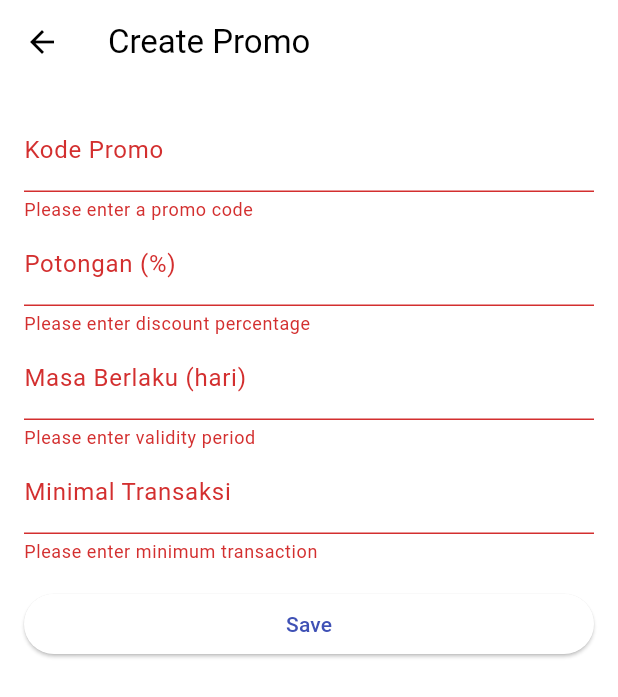
After one commit to has-bogor/has-bogor-mobile, a Flutter app: the PromoFormScreen screen opened directly, after a tap on "Save", on a phone screen of 412 x 824 dp. The commit adds this screen. Shown: the top 697 px of the screen. Run offline on Flutter 3.47's test engine with Material 3 defaults, Android fonts, the phone set to English and light mode, and no system bars; our stand-ins replace animated_text_kit; missing offline and left inert: pbp_django_auth.

Commit message:
init promo flutter

```diff
--- /dev/null
+++ b/has_bogor/lib/screens/promo/promoForm.dart
@@ -0,0 +1,192 @@
+import 'package:flutter/material.dart';
+import 'package:has_bogor/screens/promo/promo_model.dart';
+import 'package:pbp_django_auth/pbp_django_auth.dart';
+import 'package:provider/provider.dart';
+import 'dart:convert';
+
+class PromoFormScreen extends StatefulWidget {
+  final Promo? promo;
+
+  const PromoFormScreen({Key? key, this.promo}) : super(key: key);
+
+  @override
+  _PromoFormScreenState createState() => _PromoFormScreenState();
+}
+
+class _PromoFormScreenState extends State<PromoFormScreen> {
+  final _formKey = GlobalKey<FormState>();
+  late TextEditingController _kodeController;
+  late TextEditingController _potonganController;
+  late TextEditingController _masaBerlakuController;
+  late TextEditingController _minimalTransaksiController;
+
+  @override
+  void initState() {
+      super.initState();
+      _kodeController = TextEditingController(text: widget.promo?.kode.toString() ?? '');
+      _potonganController = TextEditingController(text: widget.promo?.potongan.toString() ?? '');
+      _masaBerlakuController = TextEditingController(text: widget.promo?.masaBerlaku.toString() ?? '');
+      _minimalTransaksiController = TextEditingController(text: widget.promo?.minimalTransaksi.toString() ?? '');
+  }
+
+  @override
+  Widget build(BuildContext context) {
+    return Scaffold(
+      appBar: AppBar(
+        title: Text(widget.promo == null ? 'Create Promo' : 'Edit Promo'),
+      ),
+      body: Form(
+        key: _formKey,
+        child: ListView(
+          padding: EdgeInsets.all(16.0),
+          children: [
+            TextFormField(
+              controller: _kodeController,
+              decoration: InputDecoration(labelText: 'Kode Promo'),
+              keyboardType: TextInputType.number,
+              validator: (value) {
+                if (value == null || value.isEmpty) {
+                  return 'Please enter a promo code';
+                }
+                if (int.tryParse(value) == null) {  // Validasi angka
+                  return 'Please enter a valid number';
+                }
+                return null;
+              },
+            ),
+            TextFormField(
+              controller: _potonganController,
+              decoration: InputDecoration(labelText: 'Potongan (%)'),
+              keyboardType: TextInputType.number,
+              validator: (value) {
+                if (value == null || value.isEmpty) {
+                  return 'Please enter discount percentage';
+                }
+                return null;
+              },
+            ),
+            TextFormField(
+              controller: _masaBerlakuController,
+              decoration: InputDecoration(labelText: 'Masa Berlaku (hari)'),
+              keyboardType: TextInputType.number,
+              validator: (value) {
+                if (value == null || value.isEmpty) {
+                  return 'Please enter validity period';
+                }
+                return null;
+              },
+            ),
+            TextFormField(
+              controller: _minimalTransaksiController,
+              decoration: InputDecoration(labelText: 'Minimal Transaksi'),
+              keyboardType: TextInputType.number,
+              validator: (value) {
+                if (value == null || value.isEmpty) {
+                  return 'Please enter minimum transaction';
+                }
+                return null;
+              },
+            ),
+            SizedBox(height: 16),
+            ElevatedButton(
+              onPressed: () => _submitForm(context),
+              child: Text('Save'),
+            ),
+          ],
+        ),
+      ),
+    );
+  }
+
+  Future<void> _submitForm(BuildContext context) async {
+    if (!_formKey.currentState!.validate()) {
+      return;
+    }
+
+    final request = context.read<CookieRequest>();
+
+    try {
+      final promo = Promo(
+        id: widget.promo?.id,
+        kode: int.parse(_kodeController.text),
+        potongan: int.parse(_potonganController.text),
+        masaBerlaku: int.parse(_masaBerlakuController.text),
+        minimalTransaksi: int.parse(_minimalTransaksiController.text),
+        tokoTerkait: widget.promo?.tokoTerkait ?? [],
+      );
+
+      if (widget.promo == null) {
+        // Create new promo
+        final response = await request.postJson(
+          "http://localhost:8000/promo/create-promo-flutter/",
+          jsonEncode(<String, String>{
+            'kode': promo.kode.toString(),
+            'potongan': promo.potongan.toString(),
+            'masa_berlaku': promo.masaBerlaku.toString(),
+            'minimal_transaksi': promo.minimalTransaksi.toString(),
+            'toko_terkait': '[]',
+          }),
+        );
+
+        if (context.mounted) {
+          if (response['status'] == 'success') {
+            ScaffoldMessenger.of(context).showSnackBar(
+              const SnackBar(content: Text("Promo baru berhasil disimpan!")),
+            );
+            Navigator.pop(context, true);
+          } else {
+            ScaffoldMessenger.of(context).showSnackBar(
+              const SnackBar(
+                content: Text("Terdapat kesalahan, silakan coba lagi."),
+              ),
+            );
+          }
+        }
+      } else {
+        // Edit existing promo
+        final response = await request.postJson(
+          "http://localhost:8000/promo/edit-promo-flutter/${widget.promo!.id}/",
+          jsonEncode(<String, String>{
+            'kode': promo.kode.toString(),
+            'potongan': promo.potongan.toString(),
+            'masa_berlaku': promo.masaBerlaku.toString(),
+            'minimal_transaksi': promo.minimalTransaksi.toString(),
+            'toko_terkait': '[]',
+          }),
+        );
+
+        if (context.mounted) {
+          if (response['status'] == 'success') {
+            ScaffoldMessenger.of(context).showSnackBar(
+              const SnackBar(content: Text("Promo berhasil diperbarui!")),
+            );
+            Navigator.pop(context, true);
+          } else {
+            ScaffoldMessenger.of(context).showSnackBar(
+              const SnackBar(
+                content: Text("Terdapat kesalahan, silakan coba lagi."),
+              ),
+            );
+          }
+        }
+      }
+    } catch (e) {
+      print('Error submitting form: $e');
+      ScaffoldMessenger.of(context).showSnackBar(
+        SnackBar(
+          content: Text('Error: ${e.toString()}'),
+          duration: Duration(seconds: 5),
+        ),
+      );
+    }
+  }
+
+  @override
+  void dispose() {
+    _kodeController.dispose();
+    _potonganController.dispose();
+    _masaBerlakuController.dispose();
+    _minimalTransaksiController.dispose();
+    super.dispose();
+  }
+}
--- /dev/null
+++ b/has_bogor/lib/screens/promo/promo_model.dart
@@ -0,0 +1,45 @@
+class Promo {
+  final String? id;
+  final int kode;
+  final int potongan;
+  final int masaBerlaku;
+  final int minimalTransaksi;
+  final List<Map<String, dynamic>> tokoTerkait;  // Ubah ke List<Map>
+
+  Promo({
+    this.id,
+    required this.kode,
+    required this.potongan,
+    required this.masaBerlaku,
+    required this.minimalTransaksi,
+    List<Map<String, dynamic>>? tokoTerkait,
+  }) : this.tokoTerkait = tokoTerkait ?? [];
+
+  factory Promo.fromJson(Map<String, dynamic> json) {
+    var tokoTerkaitData = json['fields']['toko_terkait'];
+    List<Map<String, dynamic>> tokoTerkaitList = [];
+
+    if (tokoTerkaitData != null) {
+      tokoTerkaitList = List<Map<String, dynamic>>.from(tokoTerkaitData);
+    }
+
+    return Promo(
+      id: json['pk'],
+      kode: int.parse(json['fields']['kode'].toString()),
+      potongan: int.parse(json['fields']['potongan'].toString()),
+      masaBerlaku: int.parse(json['fields']['masa_berlaku'].toString()),
+      minimalTransaksi: int.parse(json['fields']['minimal_transaksi'].toString()),
+      tokoTerkait: tokoTerkaitList,
+    );
+  }
+
+  Map<String, dynamic> toJson() {
+    return {
+      'kode': kode.toString(),
+      'potongan': potongan.toString(),
+      'masa_berlaku': masaBerlaku.toString(),
+      'minimal_transaksi': minimalTransaksi.toString(),
+      'toko_terkait': tokoTerkait,
+    };
+  }
+}
```
Also changed, not shown: has_bogor/lib/screens/promo/promo_card.dart (added, +84 -0 lines), has_bogor/lib/screens/promo/promo_screens.dart (added, +292 -0 lines), has_bogor/lib/widgets/left_drawer.dart (+13 -12 lines).
